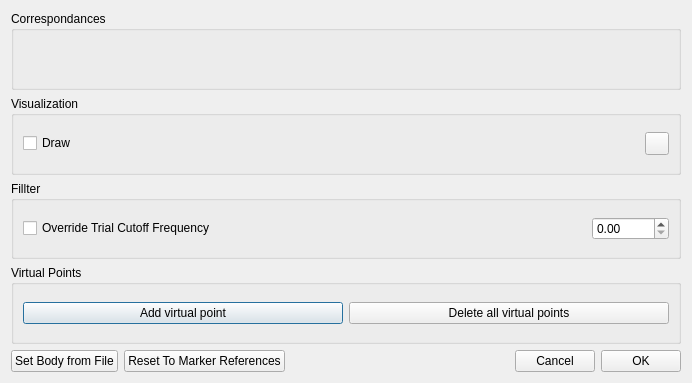
First picture: the form in src/ui/ui-files/RigidBodyDialog.ui, repository XROMMPackages/xmalab, before the edit.
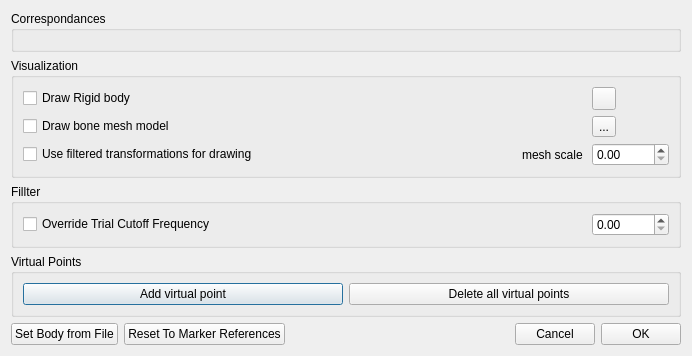
Second picture: the form after the edit. Icons and pictures are not drawn.

Commit message: fixes #45 : Obj can be assigned to Rigid bodies and drawn in the 3D world view and overlayed to the video

The edit to the form file:
```diff
--- a/src/ui/ui-files/RigidBodyDialog.ui
+++ b/src/ui/ui-files/RigidBodyDialog.ui
@@ -7,7 +7,7 @@
     <x>0</x>
     <y>0</y>
     <width>692</width>
-    <height>383</height>
+    <height>310</height>
    </rect>
   </property>
   <property name="sizePolicy">
@@ -76,17 +76,68 @@
       <string>Visualization</string>
      </property>
      <layout class="QGridLayout" name="gridLayout_3">
-      <item row="0" column="1">
-       <widget class="QToolButton" name="toolButton_Color">
-        <property name="text">
-         <string/>
+      <item row="2" column="3">
+       <widget class="QDoubleSpinBox" name="doubleSpinBoxMeshScale">
+        <property name="sizePolicy">
+         <sizepolicy hsizetype="Maximum" vsizetype="Fixed">
+          <horstretch>0</horstretch>
+          <verstretch>0</verstretch>
+         </sizepolicy>
+        </property>
+        <property name="maximum">
+         <double>10000.000000000000000</double>
         </property>
        </widget>
       </item>
       <item row="0" column="0">
        <widget class="QCheckBox" name="checkBox_Draw">
         <property name="text">
-         <string>Draw</string>
+         <string>Draw Rigid body</string>
+        </property>
+       </widget>
+      </item>
+      <item row="0" column="3">
+       <widget class="QToolButton" name="toolButton_Color">
+        <property name="text">
+         <string/>
+        </property>
+       </widget>
+      </item>
+      <item row="1" column="3">
+       <widget class="QToolButton" name="toolButton_Mesh">
+        <property name="text">
+         <string>...</string>
+        </property>
+       </widget>
+      </item>
+      <item row="1" column="1">
+       <widget class="QLabel" name="label_Mesh">
+        <property name="text">
+         <string/>
+        </property>
+       </widget>
+      </item>
+      <item row="1" column="0">
+       <widget class="QCheckBox" name="checkbox_DrawMesh">
+        <property name="text">
+         <string>Draw bone mesh model</string>
+        </property>
+       </widget>
+      </item>
+      <item row="2" column="0">
+       <widget class="QCheckBox" name="checkBox_DrawFiltered">
+        <property name="text">
+         <string>Use filtered transformations for drawing</string>
+        </property>
+       </widget>
+      </item>
+      <item row="2" column="2">
+       <widget class="QLabel" name="label">
+        <property name="text">
+         <string>mesh scale </string>
+        </property>
+        <property name="alignment">
+         <set>Qt::AlignRight|Qt::AlignTrailing|Qt::AlignVCenter</set>
         </property>
        </widget>
       </item>
```
The commit also changes 35 other files.
